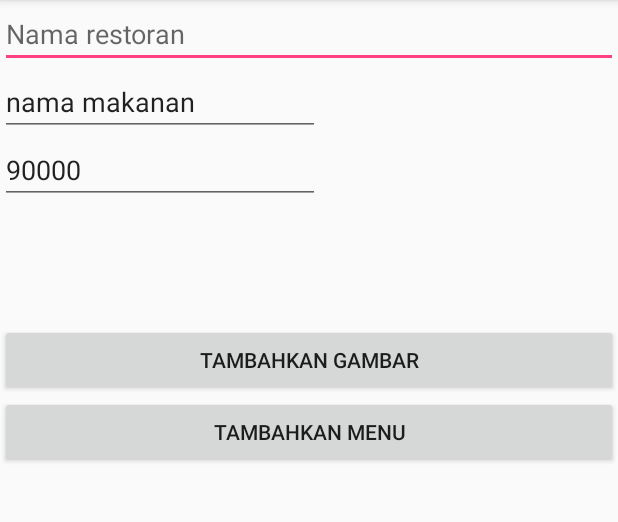
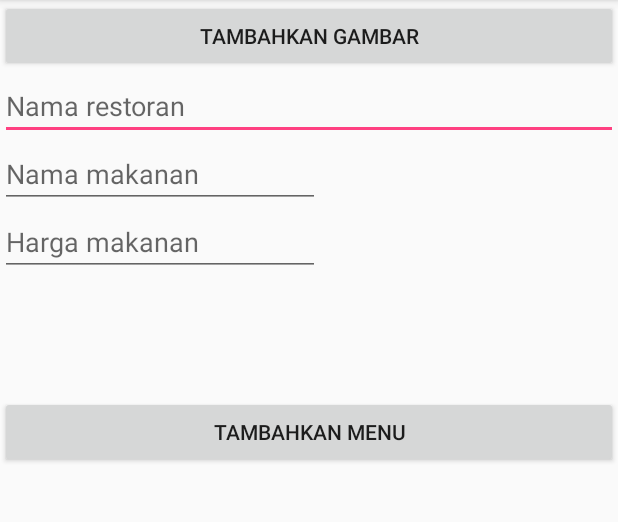
Before and after one commit to wat97/papbl, an Android app: the TambahActivity screen opened directly, with no data from a screen before it, on a phone screen of 412 x 824 dp, the part 84-606 px from its top. Run offline under Robolectric (Android 15) with nearby library versions, the phone set to English and light mode, and no system bars; our stand-ins replace Firebase (no records; nobody signed in at launch, a user with empty details on screens opened directly).

Commit message:
update layout

```diff
--- a/app/src/main/res/layout/activity_tambah.xml
+++ b/app/src/main/res/layout/activity_tambah.xml
@@ -6,6 +6,12 @@
     android:layout_height="match_parent"
     android:orientation="vertical"
     tools:context=".TambahActivity">
+
+        <Button
+        android:id="@+id/btn_submit_iamge"
+        android:layout_width="match_parent"
+        android:layout_height="wrap_content"
+        android:text="Tambahkan gambar" />
 
 
     <AutoCompleteTextView
@@ -20,7 +26,6 @@
         android:layout_height="wrap_content"
         android:ems="10"
         android:inputType="textPersonName"
-        android:text="nama makanan"
         android:hint="Nama makanan" />
 
     <EditText
@@ -28,7 +33,6 @@
         android:layout_width="wrap_content"
         android:layout_height="wrap_content"
         android:ems="10"
-        android:text="90000"
         android:hint="Harga makanan"
         android:inputType="number" />
 
@@ -46,11 +50,7 @@
         android:layout_width="match_parent"
         android:layout_height="80dp" />
 
-    <Button
-        android:id="@+id/btn_submit_iamge"
-        android:layout_width="match_parent"
-        android:layout_height="wrap_content"
-        android:text="Tambahkan gambar" />
+
 
     <Button
         android:id="@+id/button_submit_menu"
```
Also changed, not shown: app/src/main/res/layout/activity_detail.xml (+15 -6 lines).
